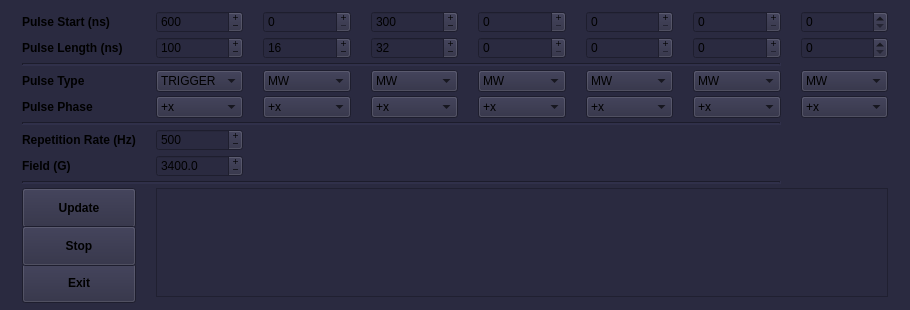
Before: the Qt Designer form atomize/control_center/gui/pulse_main_window.ui in Anatoly1010/Atomize_NIOCH, drawn with Qt 5.
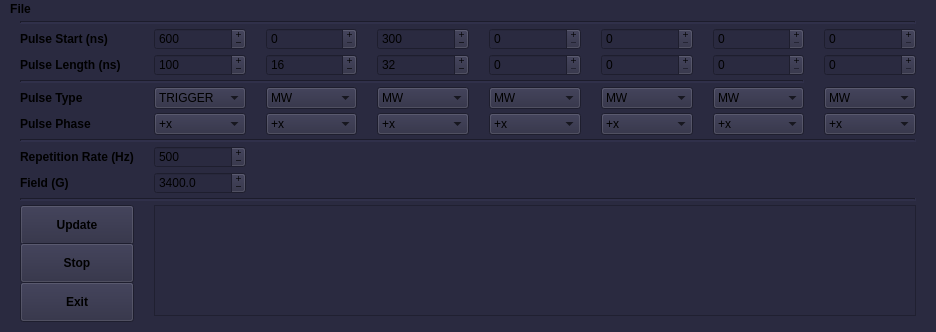
After: the same form once the commit is applied.

Commit message: 03-01-2021; Save and open pulse lists in AWG and pulse creators; Save settings in digitizer control

What changed in the file:
```diff
--- a/atomize/control_center/gui/pulse_main_window.ui
+++ b/atomize/control_center/gui/pulse_main_window.ui
@@ -6,8 +6,8 @@
    <rect>
     <x>0</x>
     <y>0</y>
-    <width>910</width>
-    <height>310</height>
+    <width>936</width>
+    <height>332</height>
    </rect>
   </property>
   <property name="sizePolicy">
@@ -18,14 +18,14 @@
   </property>
   <property name="minimumSize">
    <size>
-    <width>910</width>
-    <height>310</height>
+    <width>936</width>
+    <height>332</height>
    </size>
   </property>
   <property name="maximumSize">
    <size>
-    <width>910</width>
-    <height>310</height>
+    <width>936</width>
+    <height>332</height>
    </size>
   </property>
   <property name="sizeIncrement">
@@ -55,19 +55,19 @@
    </property>
    <property name="minimumSize">
     <size>
-     <width>910</width>
+     <width>936</width>
      <height>310</height>
     </size>
    </property>
    <property name="maximumSize">
     <size>
-     <width>910</width>
+     <width>936</width>
      <height>310</height>
     </size>
    </property>
    <layout class="QHBoxLayout" name="horizontalLayout">
     <property name="topMargin">
-     <number>9</number>
+     <number>2</number>
     </property>
     <item>
      <layout class="QGridLayout" name="gridLayout">
@@ -75,13 +75,13 @@
        <enum>QLayout::SetNoConstraint</enum>
       </property>
       <property name="leftMargin">
-       <number>13</number>
+       <number>11</number>
       </property>
       <property name="topMargin">
-       <number>2</number>
+       <number>0</number>
       </property>
       <property name="rightMargin">
-       <number>13</number>
+       <number>11</number>
       </property>
       <property name="bottomMargin">
        <number>4</number>
@@ -92,8 +92,8 @@
       <property name="verticalSpacing">
        <number>4</number>
       </property>
-      <item row="0" column="3">
-       <widget class="QSpinBox" name="P3_st">
+      <item row="2" column="3">
+       <widget class="QSpinBox" name="P3_len">
         <property name="buttonSymbols">
          <enum>QAbstractSpinBox::PlusMinus</enum>
         </property>
@@ -101,134 +101,17 @@
          <bool>false</bool>
         </property>
         <property name="maximum">
-         <number>5000</number>
+         <number>1900</number>
         </property>
         <property name="singleStep">
          <number>2</number>
         </property>
         <property name="value">
-         <number>300</number>
+         <number>32</number>
         </property>
        </widget>
       </item>
       <item row="1" column="1">
-       <widget class="QSpinBox" name="P1_len">
-        <property name="inputMethodHints">
-         <set>Qt::ImhDigitsOnly</set>
-        </property>
-        <property name="buttonSymbols">
-         <enum>QAbstractSpinBox::PlusMinus</enum>
-        </property>
-        <property name="keyboardTracking">
-         <bool>false</bool>
-        </property>
-        <property name="maximum">
-         <number>1900</number>
-        </property>
-        <property name="singleStep">
-         <number>2</number>
-        </property>
-        <property name="value">
-         <number>100</number>
-        </property>
-       </widget>
-      </item>
-      <item row="1" column="2">
-       <widget class="QSpinBox" name="P2_len">
-        <property name="buttonSymbols">
-         <enum>QAbstractSpinBox::PlusMinus</enum>
-        </property>
-        <property name="keyboardTracking">
-         <bool>false</bool>
-        </property>
-        <property name="minimum">
-         <number>0</number>
-        </property>
-        <property name="maximum">
-         <number>1900</number>
-        </property>
-        <property name="singleStep">
-         <number>2</number>
-        </property>
-        <property name="value">
-         <number>16</number>
-        </property>
-       </widget>
-      </item>
-      <item row="6" column="1">
-       <widget class="QSpinBox" name="Rep_rate">
-        <property name="buttonSymbols">
-         <enum>QAbstractSpinBox::PlusMinus</enum>
-        </property>
-        <property name="keyboardTracking">
-         <bool>false</bool>
-        </property>
-        <property name="minimum">
-         <number>1</number>
-        </property>
-        <property name="maximum">
-         <number>10000</number>
-        </property>
-        <property name="singleStep">
-         <number>10</number>
-        </property>
-        <property name="value">
-         <number>500</number>
-        </property>
-       </widget>
-      </item>
-      <item row="2" column="0" colspan="7">
-       <widget class="Line" name="line">
-        <property name="lineWidth">
-         <number>2</number>
-        </property>
-        <property name="orientation">
-         <enum>Qt::Horizontal</enum>
-        </property>
-       </widget>
-      </item>
-      <item row="1" column="6">
-       <widget class="QSpinBox" name="P6_len">
-        <property name="buttonSymbols">
-         <enum>QAbstractSpinBox::PlusMinus</enum>
-        </property>
-        <property name="keyboardTracking">
-         <bool>false</bool>
-        </property>
-        <property name="maximum">
-         <number>1900</number>
-        </property>
-        <property name="singleStep">
-         <number>2</number>
-        </property>
-       </widget>
-      </item>
-      <item row="0" column="2">
-       <widget class="QSpinBox" name="P2_st">
-        <property name="readOnly">
-         <bool>false</bool>
-        </property>
-        <property name="buttonSymbols">
-         <enum>QAbstractSpinBox::PlusMinus</enum>
-        </property>
-        <property name="specialValueText">
-         <string notr="true"/>
-        </property>
-        <property name="keyboardTracking">
-         <bool>false</bool>
-        </property>
-        <property name="minimum">
-         <number>0</number>
-        </property>
-        <property name="maximum">
-         <number>5000</number>
-        </property>
-        <property name="singleStep">
-         <number>2</number>
-        </property>
-       </widget>
-      </item>
-      <item row="0" column="1">
        <widget class="QSpinBox" name="P1_st">
         <property name="buttonSymbols">
          <enum>QAbstractSpinBox::PlusMinus</enum>
@@ -247,18 +130,27 @@
         </property>
        </widget>
       </item>
-      <item row="5" column="0" colspan="7">
-       <widget class="Line" name="line_4">
-        <property name="lineWidth">
-         <number>2</number>
+      <item row="16" column="0">
+       <widget class="QPushButton" name="button_off">
+        <property name="minimumSize">
+         <size>
+          <width>0</width>
+          <height>40</height>
+         </size>
         </property>
-        <property name="orientation">
-         <enum>Qt::Horizontal</enum>
+        <property name="font">
+         <font>
+          <weight>75</weight>
+          <bold>true</bold>
+         </font>
         </property>
+        <property name="text">
+         <string>Exit</string>
+        </property>
        </widget>
       </item>
-      <item row="6" column="0">
-       <widget class="QLabel" name="label_4">
+      <item row="5" column="0">
+       <widget class="QLabel" name="label_6">
         <property name="font">
          <font>
           <weight>75</weight>
@@ -266,15 +158,44 @@
          </font>
         </property>
         <property name="text">
-         <string>Repetition Rate (Hz)</string>
+         <string>Pulse Phase</string>
         </property>
        </widget>
       </item>
-      <item row="3" column="6">
-       <widget class="QComboBox" name="P6_type">
+      <item row="1" column="7">
+       <widget class="QSpinBox" name="P7_st">
+        <property name="buttonSymbols">
+         <enum>QAbstractSpinBox::PlusMinus</enum>
+        </property>
+       </widget>
+      </item>
+      <item row="2" column="2">
+       <widget class="QSpinBox" name="P2_len">
+        <property name="buttonSymbols">
+         <enum>QAbstractSpinBox::PlusMinus</enum>
+        </property>
+        <property name="keyboardTracking">
+         <bool>false</bool>
+        </property>
+        <property name="minimum">
+         <number>0</number>
+        </property>
+        <property name="maximum">
+         <number>1900</number>
+        </property>
+        <property name="singleStep">
+         <number>2</number>
+        </property>
+        <property name="value">
+         <number>16</number>
+        </property>
+       </widget>
+      </item>
+      <item row="5" column="7">
+       <widget class="QComboBox" name="Phase_7">
         <item>
          <property name="text">
-          <string>MW</string>
+          <string>+x</string>
          </property>
         </item>
         <item>
@@ -284,11 +205,11 @@
         </item>
        </widget>
       </item>
-      <item row="3" column="2">
-       <widget class="QComboBox" name="P2_type">
+      <item row="5" column="2">
+       <widget class="QComboBox" name="Phase_2">
         <item>
          <property name="text">
-          <string>MW</string>
+          <string>+x</string>
          </property>
         </item>
         <item>
@@ -303,18 +224,11 @@
         </item>
        </widget>
       </item>
-      <item row="9" column="0" colspan="7">
-       <widget class="Line" name="line_3">
-        <property name="lineWidth">
-         <number>2</number>
+      <item row="4" column="1">
+       <widget class="QComboBox" name="P1_type">
+        <property name="currentIndex">
+         <number>1</number>
         </property>
-        <property name="orientation">
-         <enum>Qt::Horizontal</enum>
-        </property>
-       </widget>
-      </item>
-      <item row="3" column="4">
-       <widget class="QComboBox" name="P4_type">
         <item>
          <property name="text">
           <string>MW</string>
@@ -327,7 +241,7 @@
         </item>
        </widget>
       </item>
-      <item row="0" column="0">
+      <item row="1" column="0">
        <widget class="QLabel" name="label">
         <property name="font">
          <font>
@@ -341,95 +255,7 @@
         </property>
        </widget>
       </item>
-      <item row="3" column="5">
-       <widget class="QComboBox" name="P5_type">
-        <item>
-         <property name="text">
-          <string>MW</string>
-         </property>
-        </item>
-        <item>
-         <property name="text">
-          <string>TRIGGER</string>
-         </property>
-        </item>
-       </widget>
-      </item>
-      <item row="0" column="4">
-       <widget class="QSpinBox" name="P4_st">
-        <property name="buttonSymbols">
-         <enum>QAbstractSpinBox::PlusMinus</enum>
-        </property>
-        <property name="keyboardTracking">
-         <bool>false</bool>
-        </property>
-        <property name="maximum">
-         <number>5000</number>
-        </property>
-        <property name="singleStep">
-         <number>2</number>
-        </property>
-       </widget>
-      </item>
-      <item row="3" column="1">
-       <widget class="QComboBox" name="P1_type">
-        <property name="currentIndex">
-         <number>1</number>
-        </property>
-        <item>
-         <property name="text">
-          <string>MW</string>
-         </property>
-        </item>
-        <item>
-         <property name="text">
-          <string>TRIGGER</string>
-         </property>
-        </item>
-       </widget>
-      </item>
-      <item row="7" column="1">
-       <widget class="QDoubleSpinBox" name="Field">
-        <property name="buttonSymbols">
-         <enum>QAbstractSpinBox::PlusMinus</enum>
-        </property>
-        <property name="keyboardTracking">
-         <bool>false</bool>
-        </property>
-        <property name="decimals">
-         <number>1</number>
-        </property>
-        <property name="minimum">
-         <double>100.000000000000000</double>
-        </property>
-        <property name="maximum">
-         <double>9000.000000000000000</double>
-        </property>
-        <property name="singleStep">
-         <double>0.500000000000000</double>
-        </property>
-        <property name="value">
-         <double>3400.000000000000000</double>
-        </property>
-       </widget>
-      </item>
-      <item row="0" column="6">
-       <widget class="QSpinBox" name="P6_st">
-        <property name="buttonSymbols">
-         <enum>QAbstractSpinBox::PlusMinus</enum>
-        </property>
-        <property name="keyboardTracking">
-         <bool>false</bool>
-        </property>
-        <property name="maximum">
-         <number>5000</number>
-        </property>
-        <property name="singleStep">
-         <number>2</number>
-        </property>
-       </widget>
-      </item>
-      <item row="13" column="0">
+      <item row="14" column="0">
        <widget class="QPushButton" name="button_update">
         <property name="minimumSize">
          <size>
@@ -448,85 +274,45 @@
         </property>
        </widget>
       </item>
+      <item row="1" column="4">
+       <widget class="QSpinBox" name="P4_st">
+        <property name="buttonSymbols">
+         <enum>QAbstractSpinBox::PlusMinus</enum>
+        </property>
+        <property name="keyboardTracking">
+         <bool>false</bool>
+        </property>
+        <property name="maximum">
+         <number>5000</number>
+        </property>
+        <property name="singleStep">
+         <number>2</number>
+        </property>
+       </widget>
+      </item>
+      <item row="2" column="1">
+       <widget class="QSpinBox" name="P1_len">
+        <property name="inputMethodHints">
+         <set>Qt::ImhDigitsOnly</set>
+        </property>
+        <property name="buttonSymbols">
+         <enum>QAbstractSpinBox::PlusMinus</enum>
+        </property>
+        <property name="keyboardTracking">
+         <bool>false</bool>
+        </property>
+        <property name="maximum">
+         <number>1900</number>
+        </property>
+        <property name="singleStep">
+         <number>2</number>
+        </property>
+        <property name="value">
+         <number>100</number>
+        </property>
+       </widget>
+      </item>
       <item row="1" column="5">
-       <widget class="QSpinBox" name="P5_len">
-        <property name="buttonSymbols">
-         <enum>QAbstractSpinBox::PlusMinus</enum>
-        </property>
-        <property name="keyboardTracking">
-         <bool>false</bool>
-        </property>
-        <property name="maximum">
-         <number>1900</number>
-        </property>
-        <property name="singleStep">
-         <number>2</number>
-        </property>
-       </widget>
-      </item>
-      <item row="3" column="3">
-       <widget class="QComboBox" name="P3_type">
-        <property name="currentIndex">
-         <number>0</number>
-        </property>
-        <item>
-         <property name="text">
-          <string>MW</string>
-         </property>
-        </item>
-        <item>
-         <property name="text">
-          <string>TRIGGER</string>
-         </property>
-        </item>
-       </widget>
-      </item>
-      <item row="1" column="0">
-       <widget class="QLabel" name="label_2">
-        <property name="font">
-         <font>
-          <weight>75</weight>
-          <bold>true</bold>
-         </font>
-        </property>
-        <property name="text">
-         <string>Pulse Length (ns)</string>
-        </property>
-       </widget>
-      </item>
-      <item row="15" column="0">
-       <widget class="QPushButton" name="button_off">
-        <property name="minimumSize">
-         <size>
-          <width>0</width>
-          <height>40</height>
-         </size>
-        </property>
-        <property name="font">
-         <font>
-          <weight>75</weight>
-          <bold>true</bold>
-         </font>
-        </property>
-        <property name="text">
-         <string>Exit</string>
-        </property>
-       </widget>
-      </item>
-      <item row="7" column="0">
-       <widget class="QLabel" name="label_5">
-        <property name="font">
-         <font>
-          <weight>75</weight>
-          <bold>true</bold>
-         </font>
-        </property>
-        <property name="text">
-         <string>Field (G)</string>
-        </property>
-       </widget>
-      </item>
-      <item row="0" column="5">
        <widget class="QSpinBox" name="P5_st">
         <property name="buttonSymbols">
          <enum>QAbstractSpinBox::PlusMinus</enum>
@@ -542,77 +328,7 @@
         </property>
        </widget>
       </item>
-      <item row="1" column="4">
-       <widget class="QSpinBox" name="P4_len">
-        <property name="buttonSymbols">
-         <enum>QAbstractSpinBox::PlusMinus</enum>
-        </property>
-        <property name="keyboardTracking">
-         <bool>false</bool>
-        </property>
-        <property name="maximum">
-         <number>1900</number>
-        </property>
-        <property name="singleStep">
-         <number>2</number>
-        </property>
-       </widget>
-      </item>
-      <item row="14" column="0">
-       <widget class="QPushButton" name="button_stop">
-        <property name="minimumSize">
-         <size>
-          <width>0</width>
-          <height>40</height>
-         </size>
-        </property>
-        <property name="font">
-         <font>
-          <weight>75</weight>
-          <bold>true</bold>
-         </font>
-        </property>
-        <property name="text">
-         <string>Stop</string>
-        </property>
-       </widget>
-      </item>
-      <item row="1" column="3">
-       <widget class="QSpinBox" name="P3_len">
-        <property name="buttonSymbols">
-         <enum>QAbstractSpinBox::PlusMinus</enum>
-        </property>
-        <property name="keyboardTracking">
-         <bool>false</bool>
-        </property>
-        <property name="maximum">
-         <number>1900</number>
-        </property>
-        <property name="singleStep">
-         <number>2</number>
-        </property>
-        <property name="value">
-         <number>32</number>
-        </property>
-       </widget>
-      </item>
-      <item row="3" column="0">
-       <widget class="QLabel" name="label_3">
-        <property name="font">
-         <font>
-          <weight>75</weight>
-          <bold>true</bold>
-         </font>
-        </property>
-        <property name="text">
-         <string>Pulse Type</string>
-        </property>
-       </widget>
-      </item>
-      <item row="1" column="7">
-       <widget class="QSpinBox" name="P7_len"/>
-      </item>
-      <item row="13" column="1" rowspan="3" colspan="7">
+      <item row="14" column="1" rowspan="3" colspan="7">
        <widget class="QPlainTextEdit" name="errors">
         <property name="font">
          <font>
@@ -628,10 +344,98 @@
         </property>
        </widget>
       </item>
-      <item row="0" column="7">
-       <widget class="QSpinBox" name="P7_st"/>
+      <item row="5" column="3">
+       <widget class="QComboBox" name="Phase_3">
+        <item>
+         <property name="text">
+          <string>+x</string>
+         </property>
+        </item>
+        <item>
+         <property name="text">
+          <string>-x</string>
+         </property>
+        </item>
+        <item>
+         <property name="text">
+          <string>+y</string>
+         </property>
+        </item>
+        <item>
+         <property name="text">
+          <string>-y</string>
+         </property>
+        </item>
+       </widget>
       </item>
-      <item row="3" column="7">
+      <item row="5" column="5">
+       <widget class="QComboBox" name="Phase_5">
+        <item>
+         <property name="text">
+          <string>+x</string>
+         </property>
+        </item>
+        <item>
+         <property name="text">
+          <string>-x</string>
+         </property>
+        </item>
+        <item>
+         <property name="text">
+          <string>+y</string>
+         </property>
+        </item>
+        <item>
+         <property name="text">
+          <string>-y</string>
+         </property>
+        </item>
+       </widget>
+      </item>
+      <item row="4" column="6">
+       <widget class="QComboBox" name="P6_type">
+        <item>
+         <property name="text">
+          <string>MW</string>
+         </property>
+        </item>
+        <item>
+         <property name="text">
+          <string>TRIGGER</string>
+         </property>
+        </item>
+       </widget>
+      </item>
+      <item row="2" column="5">
+       <widget class="QSpinBox" name="P5_len">
+        <property name="buttonSymbols">
+         <enum>QAbstractSpinBox::PlusMinus</enum>
+        </property>
+        <property name="keyboardTracking">
+         <bool>false</bool>
+        </property>
+        <property name="maximum">
+         <number>1900</number>
+        </property>
+        <property name="singleStep">
+         <number>2</number>
+        </property>
+       </widget>
+      </item>
+      <item row="2" column="0">
+       <widget class="QLabel" name="label_2">
+        <property name="font">
+         <font>
+          <weight>75</weight>
+          <bold>true</bold>
+         </font>
+        </property>
+        <property name="text">
+         <string>Pulse Length (ns)</string>
+        </property>
+       </widget>
+      </item>
+      <item row="4" column="7">
        <widget class="QComboBox" name="P7_type">
         <item>
          <property name="text">
@@ -645,8 +449,49 @@
         </item>
        </widget>
       </item>
-      <item row="4" column="0">
-       <widget class="QLabel" name="label_6">
+      <item row="8" column="1">
+       <widget class="QDoubleSpinBox" name="Field">
+        <property name="buttonSymbols">
+         <enum>QAbstractSpinBox::PlusMinus</enum>
+        </property>
+        <property name="keyboardTracking">
+         <bool>false</bool>
+        </property>
+        <property name="decimals">
+         <number>1</number>
+        </property>
+        <property name="minimum">
+         <double>100.000000000000000</double>
+        </property>
+        <property name="maximum">
+         <double>9000.000000000000000</double>
+        </property>
+        <property name="singleStep">
+         <double>0.500000000000000</double>
+        </property>
+        <property name="value">
+         <double>3400.000000000000000</double>
+        </property>
+       </widget>
+      </item>
+      <item row="2" column="4">
+       <widget class="QSpinBox" name="P4_len">
+        <property name="buttonSymbols">
+         <enum>QAbstractSpinBox::PlusMinus</enum>
+        </property>
+        <property name="keyboardTracking">
+         <bool>false</bool>
+        </property>
+        <property name="maximum">
+         <number>1900</number>
+        </property>
+        <property name="singleStep">
+         <number>2</number>
+        </property>
+       </widget>
+      </item>
+      <item row="7" column="0">
+       <widget class="QLabel" name="label_4">
         <property name="font">
          <font>
           <weight>75</weight>
@@ -654,11 +499,35 @@
          </font>
         </property>
         <property name="text">
-         <string>Pulse Phase</string>
+         <string>Repetition Rate (Hz)</string>
         </property>
        </widget>
       </item>
-      <item row="4" column="1">
+      <item row="5" column="4">
+       <widget class="QComboBox" name="Phase_4">
+        <item>
+         <property name="text">
+          <string>+x</string>
+         </property>
+        </item>
+        <item>
+         <property name="text">
+          <string>-x</string>
+         </property>
+        </item>
+        <item>
+         <property name="text">
+          <string>+y</string>
+         </property>
+        </item>
+        <item>
+         <property name="text">
+          <string>-y</string>
+         </property>
+        </item>
+       </widget>
+      </item>
+      <item row="5" column="1">
        <widget class="QComboBox" name="Phase_1">
         <item>
          <property name="text">
@@ -667,11 +536,124 @@
         </item>
        </widget>
       </item>
+      <item row="1" column="3">
+       <widget class="QSpinBox" name="P3_st">
+        <property name="buttonSymbols">
+         <enum>QAbstractSpinBox::PlusMinus</enum>
+        </property>
+        <property name="keyboardTracking">
+         <bool>false</bool>
+        </property>
+        <property name="maximum">
+         <number>5000</number>
+        </property>
+        <property name="singleStep">
+         <number>2</number>
+        </property>
+        <property name="value">
+         <number>300</number>
+        </property>
+       </widget>
+      </item>
+      <item row="1" column="2">
+       <widget class="QSpinBox" name="P2_st">
+        <property name="readOnly">
+         <bool>false</bool>
+        </property>
+        <property name="buttonSymbols">
+         <enum>QAbstractSpinBox::PlusMinus</enum>
+        </property>
+        <property name="specialValueText">
+         <string notr="true"/>
+        </property>
+        <property name="keyboardTracking">
+         <bool>false</bool>
+        </property>
+        <property name="minimum">
+         <number>0</number>
+        </property>
+        <property name="maximum">
+         <number>5000</number>
+        </property>
+        <property name="singleStep">
+         <number>2</number>
+        </property>
+       </widget>
+      </item>
+      <item row="4" column="0">
+       <widget class="QLabel" name="label_3">
+        <property name="font">
+         <font>
+          <weight>75</weight>
+          <bold>true</bold>
+         </font>
+        </property>
+        <property name="text">
+         <string>Pulse Type</string>
+        </property>
+       </widget>
+      </item>
+      <item row="5" column="6">
+       <widget class="QComboBox" name="Phase_6">
+        <item>
+         <property name="text">
+          <string>+x</string>
+         </property>
+        </item>
+        <item>
+         <property name="text">
+          <string>-x</string>
+         </property>
+        </item>
+        <item>
+         <property name="text">
+          <string>+y</string>
+         </property>
+        </item>
+        <item>
+         <property name="text">
+          <string>-y</string>
+         </property>
+        </item>
+       </widget>
+      </item>
+      <item row="8" column="0">
+       <widget class="QLabel" name="label_5">
+        <property name="font">
+         <font>
+          <weight>75</weight>
+          <bold>true</bold>
+         </font>
+        </property>
+        <property name="text">
+         <string>Field (G)</string>
+        </property>
+       </widget>
+      </item>
+      <item row="15" column="0">
+       <widget class="QPushButton" name="button_stop">
+        <property name="minimumSize">
+         <size>
+          <width>0</width>
+          <height>40</height>
+         </size>
+        </property>
+        <property name="font">
+         <font>
+          <weight>75</weight>
+          <bold>true</bold>
+         </font>
+        </property>
+        <property name="text">
+         <string>Stop</string>
+        </property>
+       </widget>
+      </item>
       <item row="4" column="2">
-       <widget class="QComboBox" name="Phase_2">
+       <widget class="QComboBox" name="P2_type">
         <item>
          <property name="text">
-          <string>+x</string>
+          <string>MW</string>
          </property>
         </item>
         <item>
@@ -684,18 +666,23 @@
           <string>+y</string>
          </property>
         </item>
-        <item>
-         <property name="text">
-          <string>-y</string>
-         </property>
-        </item>
+       </widget>
+      </item>
+      <item row="2" column="7">
+       <widget class="QSpinBox" name="P7_len">
+        <property name="buttonSymbols">
+         <enum>QAbstractSpinBox::PlusMinus</enum>
+        </property>
        </widget>
       </item>
       <item row="4" column="3">
-       <widget class="QComboBox" name="Phase_3">
+       <widget class="QComboBox" name="P3_type">
+        <property name="currentIndex">
+         <number>0</number>
+        </property>
         <item>
          <property name="text">
-          <string>+x</string>
+          <string>MW</string>
          </property>
         </item>
         <item>
@@ -703,23 +690,23 @@
           <string>-x</string>
          </property>
         </item>
-        <item>
-         <property name="text">
-          <string>+y</string>
-         </property>
-        </item>
-        <item>
-         <property name="text">
-          <string>-y</string>
-         </property>
-        </item>
+       </widget>
+      </item>
+      <item row="3" column="0" colspan="7">
+       <widget class="Line" name="line">
+        <property name="lineWidth">
+         <number>2</number>
+        </property>
+        <property name="orientation">
+         <enum>Qt::Horizontal</enum>
+        </property>
        </widget>
       </item>
       <item row="4" column="4">
-       <widget class="QComboBox" name="Phase_4">
+       <widget class="QComboBox" name="P4_type">
         <item>
          <property name="text">
-          <string>+x</string>
+          <string>MW</string>
          </property>
         </item>
         <item>
@@ -727,23 +714,67 @@
           <string>-x</string>
          </property>
         </item>
-        <item>
-         <property name="text">
-          <string>+y</string>
-         </property>
-        </item>
-        <item>
-         <property name="text">
-          <string>-y</string>
-         </property>
-        </item>
+       </widget>
+      </item>
+      <item row="2" column="6">
+       <widget class="QSpinBox" name="P6_len">
+        <property name="buttonSymbols">
+         <enum>QAbstractSpinBox::PlusMinus</enum>
+        </property>
+        <property name="keyboardTracking">
+         <bool>false</bool>
+        </property>
+        <property name="maximum">
+         <number>1900</number>
+        </property>
+        <property name="singleStep">
+         <number>2</number>
+        </property>
+       </widget>
+      </item>
+      <item row="1" column="6">
+       <widget class="QSpinBox" name="P6_st">
+        <property name="buttonSymbols">
+         <enum>QAbstractSpinBox::PlusMinus</enum>
+        </property>
+        <property name="keyboardTracking">
+         <bool>false</bool>
+        </property>
+        <property name="maximum">
+         <number>5000</number>
+        </property>
+        <property name="singleStep">
+         <number>2</number>
+        </property>
+       </widget>
+      </item>
+      <item row="7" column="1">
+       <widget class="QSpinBox" name="Rep_rate">
+        <property name="buttonSymbols">
+         <enum>QAbstractSpinBox::PlusMinus</enum>
+        </property>
+        <property name="keyboardTracking">
+         <bool>false</bool>
+        </property>
+        <property name="minimum">
+         <number>1</number>
+        </property>
+        <property name="maximum">
+         <number>10000</number>
+        </property>
+        <property name="singleStep">
+         <number>10</number>
+        </property>
+        <property name="value">
+         <number>500</number>
+        </property>
        </widget>
       </item>
       <item row="4" column="5">
-       <widget class="QComboBox" name="Phase_5">
+       <widget class="QComboBox" name="P5_type">
         <item>
          <property name="text">
-          <string>+x</string>
+          <string>MW</string>
          </property>
         </item>
         <item>
@@ -763,58 +794,124 @@
         </item>
        </widget>
       </item>
-      <item row="4" column="6">
-       <widget class="QComboBox" name="Phase_6">
-        <item>
-         <property name="text">
-          <string>+x</string>
-         </property>
-        </item>
-        <item>
-         <property name="text">
-          <string>-x</string>
-         </property>
-        </item>
-        <item>
-         <property name="text">
-          <string>+y</string>
-         </property>
-        </item>
-        <item>
-         <property name="text">
-          <string>-y</string>
-         </property>
-        </item>
+      <item row="0" column="0" colspan="8">
+       <widget class="Line" name="line_2">
+        <property name="lineWidth">
+         <number>2</number>
+        </property>
+        <property name="orientation">
+         <enum>Qt::Horizontal</enum>
+        </property>
        </widget>
       </item>
-      <item row="4" column="7">
-       <widget class="QComboBox" name="Phase_7">
-        <item>
-         <property name="text">
-          <string>+x</string>
-         </property>
-        </item>
-        <item>
-         <property name="text">
-          <string>-x</string>
-         </property>
-        </item>
-        <item>
-         <property name="text">
-          <string>+y</string>
-         </property>
-        </item>
-        <item>
-         <property name="text">
-          <string>-y</string>
-         </property>
-        </item>
+      <item row="6" column="0" colspan="8">
+       <widget class="Line" name="line_4">
+        <property name="lineWidth">
+         <number>2</number>
+        </property>
+        <property name="orientation">
+         <enum>Qt::Horizontal</enum>
+        </property>
+       </widget>
+      </item>
+      <item row="10" column="0" colspan="8">
+       <widget class="Line" name="line_3">
+        <property name="lineWidth">
+         <number>2</number>
+        </property>
+        <property name="orientation">
+         <enum>Qt::Horizontal</enum>
+        </property>
        </widget>
       </item>
      </layout>
     </item>
    </layout>
   </widget>
+  <widget class="QMenuBar" name="menuBar">
+   <property name="geometry">
+    <rect>
+     <x>0</x>
+     <y>0</y>
+     <width>936</width>
+     <height>22</height>
+    </rect>
+   </property>
+   <property name="maximumSize">
+    <size>
+     <width>16777215</width>
+     <height>22</height>
+    </size>
+   </property>
+   <property name="font">
+    <font>
+     <weight>75</weight>
+     <bold>true</bold>
+    </font>
+   </property>
+   <widget class="QMenu" name="menu_file">
+    <property name="geometry">
+     <rect>
+      <x>271</x>
+      <y>219</y>
+      <width>135</width>
+      <height>100</height>
+     </rect>
+    </property>
+    <property name="sizePolicy">
+     <sizepolicy hsizetype="Preferred" vsizetype="Preferred">
+      <horstretch>0</horstretch>
+      <verstretch>0</verstretch>
+     </sizepolicy>
+    </property>
+    <property name="minimumSize">
+     <size>
+      <width>135</width>
+      <height>0</height>
+     </size>
+    </property>
+    <property name="maximumSize">
+     <size>
+      <width>135</width>
+      <height>16777215</height>
+     </size>
+    </property>
+    <property name="font">
+     <font>
+      <weight>50</weight>
+      <bold>false</bold>
+     </font>
+    </property>
+    <property name="title">
+     <string>File</string>
+    </property>
+    <addaction name="action_read"/>
+    <addaction name="action_save"/>
+   </widget>
+   <addaction name="menu_file"/>
+  </widget>
+  <action name="action_read">
+   <property name="text">
+    <string>Read from file</string>
+   </property>
+   <property name="font">
+    <font>
+     <weight>50</weight>
+     <bold>false</bold>
+    </font>
+   </property>
+  </action>
+  <action name="action_save">
+   <property name="text">
+    <string>Save to file</string>
+   </property>
+   <property name="font">
+    <font>
+     <weight>50</weight>
+     <bold>false</bold>
+    </font>
+   </property>
+  </action>
  </widget>
  <resources/>
  <connections/>
```
Left out of the diff: 41 changed lines with no effect on the pictures. The commit also changes 8 other files.
